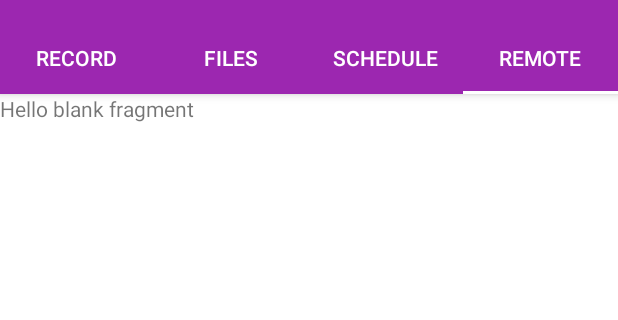
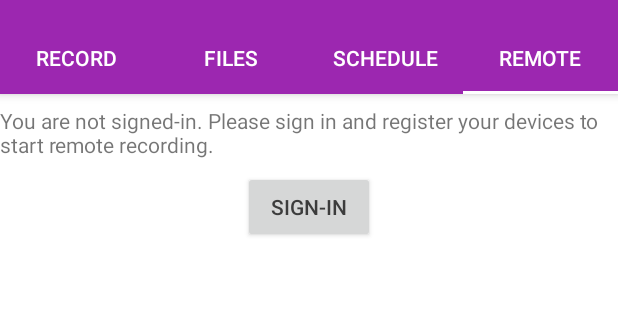
Before and after one commit to jamiejackherer/ScheduledRecorder, an Android app: the screen it shows after launch (MainActivity), tab 4 chosen, on a phone screen of 412 x 824 dp, the part 62-382 px from its top. Run offline under Robolectric (Android 15) with nearby library versions, the phone set to English and light mode, and no system bars; our stand-ins replace Dagger/Hilt's generated code, Room's generated code, data binding; 3 statements that could not run were skipped.

Commit message:
show sign-in info and button if the user is not signed-in

```diff
--- /dev/null
+++ b/app/src/main/java/com/iclaude/scheduledrecorder/ui/fragments/remote/RemoteViewModel.kt
@@ -0,0 +1,14 @@
+package com.iclaude.scheduledrecorder.ui.fragments.remote
+
+import android.arch.lifecycle.ViewModel
+import android.databinding.ObservableBoolean
+import com.google.firebase.auth.FirebaseAuth
+import com.google.firebase.auth.FirebaseUser
+
+class RemoteViewModel : ViewModel() {
+
+    val firebaseUser: FirebaseUser?
+        get() = FirebaseAuth.getInstance().currentUser
+
+    val userConnected: ObservableBoolean = ObservableBoolean(firebaseUser != null)
+}
--- a/app/src/main/res/layout/fragment_remote.xml
+++ b/app/src/main/res/layout/fragment_remote.xml
@@ -1,14 +1,49 @@
 <?xml version="1.0" encoding="utf-8"?>
-<FrameLayout xmlns:android="http://schemas.android.com/apk/res/android"
-    xmlns:tools="http://schemas.android.com/tools"
-    android:layout_width="match_parent"
-    android:layout_height="match_parent"
-    tools:context=".ui.fragments.remote.RemoteFragment">
+<layout xmlns:android="http://schemas.android.com/apk/res/android"
+    xmlns:app="http://schemas.android.com/apk/res-auto"
+    xmlns:tools="http://schemas.android.com/tools">
 
-    <!-- TODO: Update blank fragment layout -->
-    <TextView
+    <data>
+
+        <import type="android.view.View" />
+
+        <variable
+            name="viewModel"
+            type="com.iclaude.scheduledrecorder.ui.fragments.remote.RemoteViewModel" />
+    </data>
+
+    <android.support.constraint.ConstraintLayout
         android:layout_width="match_parent"
         android:layout_height="match_parent"
-        android:text="@string/hello_blank_fragment" />
+        tools:ignore="UnusedAttribute">
 
-</FrameLayout>
+
+        <TextView
+            android:id="@+id/textView16"
+            android:layout_width="wrap_content"
+            android:layout_height="wrap_content"
+            android:layout_marginEnd="@dimen/default_horizontal_margin"
+            android:layout_marginStart="@dimen/default_horizontal_margin"
+            android:layout_marginTop="@dimen/default_vertical_margin"
+            android:text="@string/remote_no_signin"
+            android:textAlignment="center"
+            app:layout_constraintEnd_toEndOf="parent"
+            app:layout_constraintStart_toStartOf="parent"
+            app:layout_constraintTop_toTopOf="parent"
+            android:visibility="@{viewModel.userConnected ? View.GONE : View.VISIBLE}" />
+
+        <Button
+            android:id="@+id/button2"
+            android:layout_width="wrap_content"
+            android:layout_height="wrap_content"
+            android:layout_marginTop="@dimen/default_vertical_margin"
+            android:text="@string/remote_sign_in_button"
+            app:layout_constraintEnd_toEndOf="parent"
+            app:layout_constraintStart_toStartOf="parent"
+            app:layout_constraintTop_toBottomOf="@+id/textView16"
+            android:visibility="@{viewModel.userConnected ? View.GONE : View.VISIBLE}" />
+
+    </android.support.constraint.ConstraintLayout>
+
+
+</layout>
--- a/app/src/main/res/values/strings.xml
+++ b/app/src/main/res/values/strings.xml
@@ -76,6 +76,9 @@
 
     <string name="new_message_notification_title_template">New message: %1$s</string>
 
+    <string name="remote_no_signin">You are not signed-in. Please sign in and register your devices to start remote recording.</string>
+    <string name="remote_sign_in_button">Sign-in</string>
+
     <!-- ScheduledRecordingDetailsActivity -->
     <string name="no_data">no data...</string>
 
```
Also changed, not shown: 1 other file.
